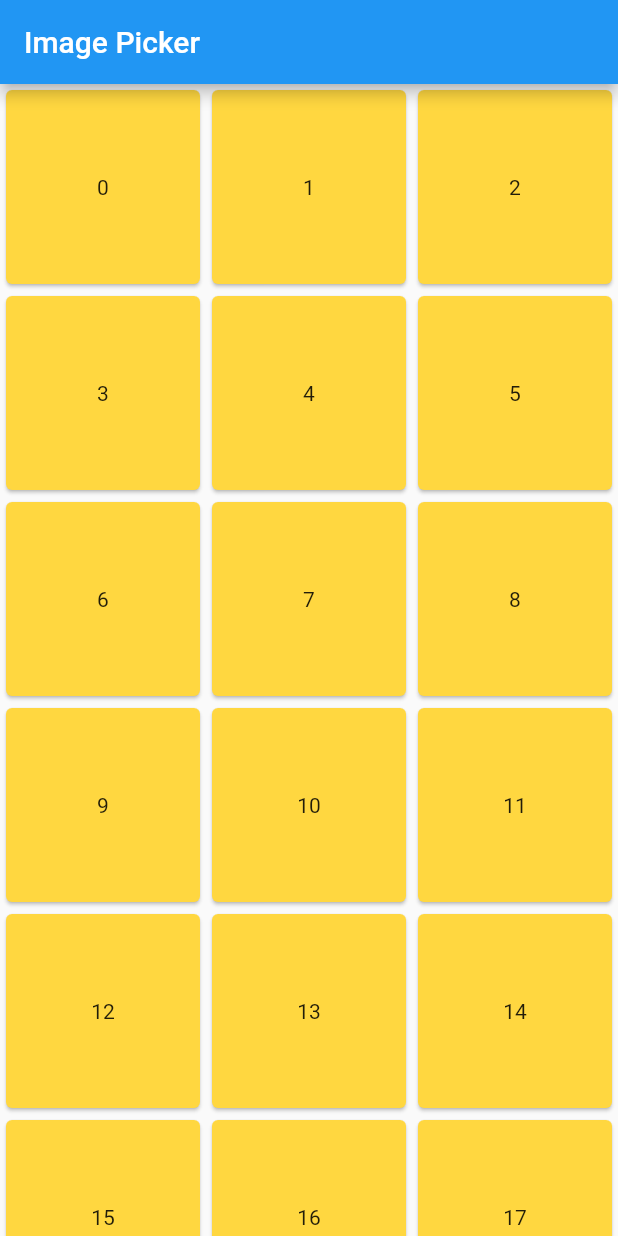
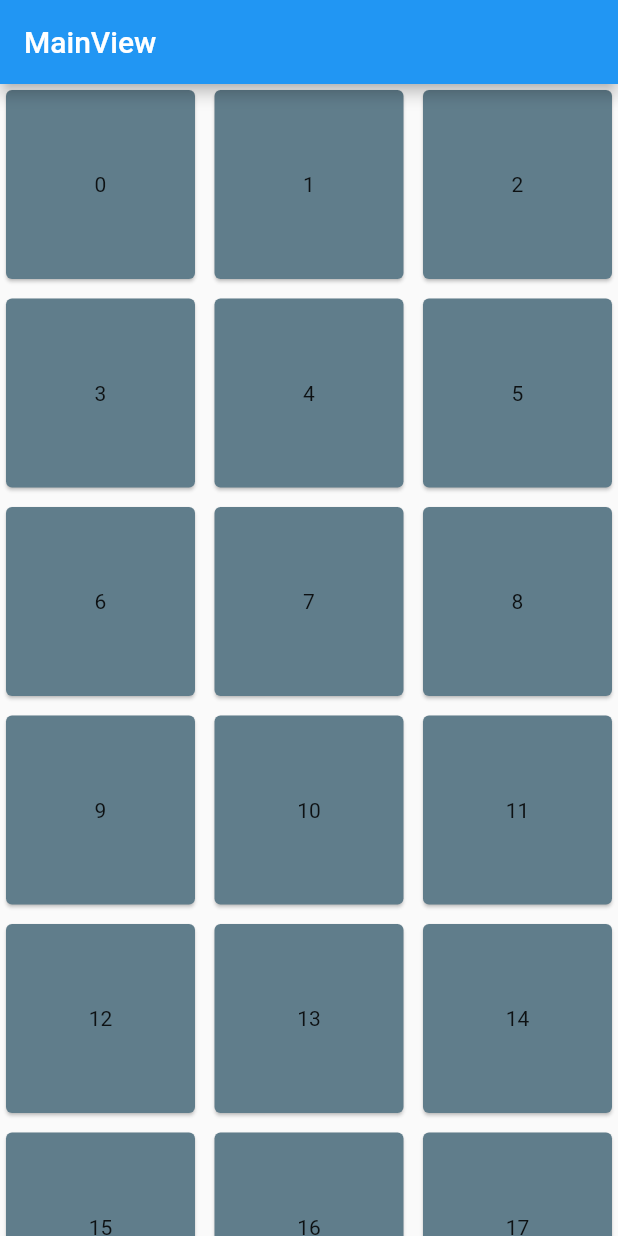
Before and after one commit to zhongkai886/account_note, a Flutter app: the screen it shows after launch, on a phone screen of 412 x 824 dp. Run offline on Flutter 3.47's test engine with Material 2 defaults, Android fonts, the phone set to English and light mode, and no system bars; our stand-ins replace hive, hive_flutter, image_picker; accounts and stored records are empty.

Commit message:
gridView練習 , 路由管理

```diff
--- a/lib/main.dart
+++ b/lib/main.dart
@@ -1,6 +1,7 @@
 import 'package:flutter/material.dart';
 import 'package:flutter_account_note/account.info.view.dart';
 import 'package:flutter_account_note/image_picker_page.dart';
+import 'package:flutter_account_note/main_view.dart';
 import 'package:flutter_account_note/model/account.info.dart';
 import 'package:hive/hive.dart';
 import 'package:hive_flutter/hive_flutter.dart';
@@ -9,23 +10,26 @@ Future<void> main() async {
   WidgetsFlutterBinding.ensureInitialized();
   await Hive.initFlutter();
   Hive.registerAdapter(AccountInfoAdapter());
-
   await Hive.openBox<AccountInfo>('accountInfos');
   runApp(const MyApp());
 }
 
 class MyApp extends StatelessWidget {
   const MyApp({Key? key}) : super(key: key);
-
+  static const IMAGEPICKER = '/imagePicker';
   // This widget is the root of your application.
   @override
   Widget build(BuildContext context) {
     return MaterialApp(
       title: 'Flutter Demo',
+      initialRoute: '/',
+      routes: {
+        '/': (context) => const MainView(),
+        IMAGEPICKER: (context) => ImagePickerPage(),
+      },
       theme: ThemeData(
         primarySwatch: Colors.blue,
       ),
-      home: ImagePickerPage(),
     );
   }
 }
--- /dev/null
+++ b/lib/main_view.dart
@@ -0,0 +1,44 @@
+import 'package:flutter/material.dart';
+import 'package:flutter_account_note/main.dart';
+
+class MainView extends StatefulWidget {
+  const MainView({Key? key}) : super(key: key);
+
+  @override
+  State<MainView> createState() => _MainViewState();
+}
+
+class _MainViewState extends State<MainView> {
+  @override
+  Widget build(BuildContext context) {
+    return Scaffold(
+      appBar: AppBar(
+        title: const Text('MainView'),
+      ),
+      body: SizedBox(
+        width: MediaQuery.of(context).size.width,
+        child: GridView.builder(
+          gridDelegate: const SliverGridDelegateWithFixedCrossAxisCount(
+            crossAxisCount: 3,
+            mainAxisSpacing: 5,
+            crossAxisSpacing: 5,
+          ),
+          itemCount: 100,
+          itemBuilder: ((context, index) => GestureDetector(
+                onTap: () {
+                  if (index == 1) {
+                    Navigator.pushNamed(context, MyApp.IMAGEPICKER);
+                  }
+                },
+                child: Card(
+                  color: Colors.blueGrey,
+                  child: Center(
+                    child: Text('$index'),
+                  ),
+                ),
+              )),
+        ),
+      ),
+    );
+  }
+}
```
Also changed, not shown: lib/image_picker_page.dart (+31 -9 lines).
